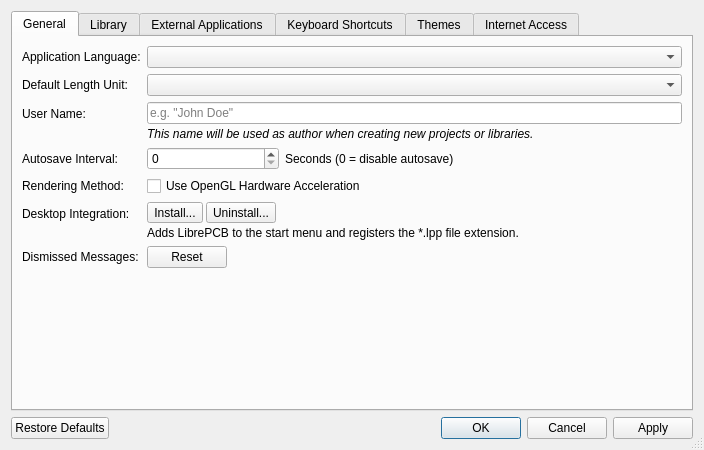
Old version of the form libs/librepcb/editor/workspace/workspacesettingsdialog.ui in the repository LibrePCB/LibrePCB.
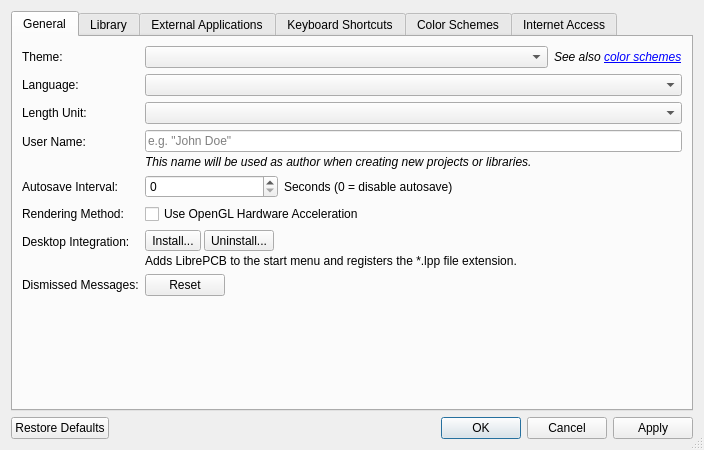
New version of the form. Icons and pictures are not drawn. Custom widgets are drawn as their Qt base class.

Commit message: Implement support for dark/light theme switching

The edit to the form file:
```diff
--- a/libs/librepcb/editor/workspace/workspacesettingsdialog.ui
+++ b/libs/librepcb/editor/workspace/workspacesettingsdialog.ui
@@ -37,41 +37,74 @@
         <enum>QFormLayout::FieldGrowthPolicy::AllNonFixedFieldsGrow</enum>
        </property>
        <item row="0" column="0">
+        <widget class="QLabel" name="label_16">
+         <property name="text">
+          <string>Theme:</string>
+         </property>
+        </widget>
+       </item>
+       <item row="0" column="1">
+        <layout class="QHBoxLayout" name="horizontalLayout_7">
+         <item>
+          <widget class="QComboBox" name="cbxUiTheme"/>
+         </item>
+         <item>
+          <widget class="QLabel" name="lblSeeColorSchemes">
+           <property name="sizePolicy">
+            <sizepolicy hsizetype="Maximum" vsizetype="Preferred">
+             <horstretch>0</horstretch>
+             <verstretch>0</verstretch>
+            </sizepolicy>
+           </property>
+           <property name="font">
+            <font>
+             <pointsize>9</pointsize>
+             <italic>true</italic>
+            </font>
+           </property>
+           <property name="text">
+            <string>See also &lt;a href=&quot;schemes&quot;&gt;color schemes&lt;/a&gt;</string>
+           </property>
+          </widget>
+         </item>
+        </layout>
+       </item>
+       <item row="1" column="0">
         <widget class="QLabel" name="label_5">
          <property name="text">
-          <string>Application Language:</string>
+          <string>Language:</string>
          </property>
         </widget>
        </item>
-       <item row="0" column="1">
+       <item row="1" column="1">
         <widget class="QComboBox" name="cbxAppLocale">
          <property name="insertPolicy">
           <enum>QComboBox::InsertPolicy::NoInsert</enum>
          </property>
         </widget>
        </item>
-       <item row="1" column="0">
+       <item row="2" column="0">
         <widget class="QLabel" name="label_4">
          <property name="text">
-          <string>Default Length Unit:</string>
+          <string>Length Unit:</string>
          </property>
         </widget>
        </item>
-       <item row="1" column="1">
+       <item row="2" column="1">
         <widget class="QComboBox" name="cbxDefaultLengthUnit">
          <property name="insertPolicy">
           <enum>QComboBox::InsertPolicy::NoInsert</enum>
          </property>
         </widget>
        </item>
-       <item row="2" column="0">
+       <item row="3" column="0">
         <widget class="QLabel" name="label_2">
          <property name="text">
           <string>User Name:</string>
          </property>
         </widget>
        </item>
-       <item row="2" column="1">
+       <item row="3" column="1">
         <layout class="QVBoxLayout" name="verticalLayout_7">
          <property name="spacing">
           <number>3</number>
@@ -119,14 +152,14 @@
          </item>
         </layout>
        </item>
-       <item row="3" column="0">
+       <item row="4" column="0">
         <widget class="QLabel" name="label_6">
          <property name="text">
           <string>Autosave Interval:</string>
          </property>
         </widget>
        </item>
-       <item row="3" column="1">
+       <item row="4" column="1">
         <layout class="QHBoxLayout" name="horizontalLayout" stretch="1,3">
          <item>
           <widget class="QSpinBox" name="spbAutosaveInterval">
@@ -147,28 +180,28 @@
          </item>
         </layout>
        </item>
-       <item row="4" column="0">
+       <item row="5" column="0">
         <widget class="QLabel" name="label_10">
          <property name="text">
           <string>Rendering Method:</string>
          </property>
         </widget>
        </item>
-       <item row="4" column="1">
+       <item row="5" column="1">
         <widget class="QCheckBox" name="cbxUseOpenGl">
          <property name="text">
           <string>Use OpenGL Hardware Acceleration</string>
          </property>
         </widget>
        </item>
-       <item row="5" column="0">
+       <item row="6" column="0">
         <widget class="QLabel" name="lblDesktopIntegration">
          <property name="text">
           <string>Desktop Integration:</string>
          </property>
         </widget>
        </item>
-       <item row="5" column="1">
+       <item row="6" column="1">
         <layout class="QVBoxLayout" name="verticalLayout_8">
          <property name="spacing">
           <number>3</number>
@@ -219,14 +252,14 @@
          </item>
         </layout>
        </item>
-       <item row="6" column="0">
+       <item row="7" column="0">
         <widget class="QLabel" name="label">
          <property name="text">
           <string>Dismissed Messages:</string>
          </property>
         </widget>
        </item>
-       <item row="6" column="1">
+       <item row="7" column="1">
         <widget class="QPushButton" name="btnResetDismissedMessages">
          <property name="sizePolicy">
           <sizepolicy hsizetype="Fixed" vsizetype="Fixed">
@@ -472,7 +505,7 @@
      </widget>
      <widget class="QWidget" name="themesTab">
       <attribute name="title">
-       <string>Themes</string>
+       <string>Color Schemes</string>
       </attribute>
       <layout class="QVBoxLayout" name="verticalLayout_9">
        <item>
```
Left out of the diff: 2 changed lines with no effect on the pictures. The commit also changes 54 other files.
